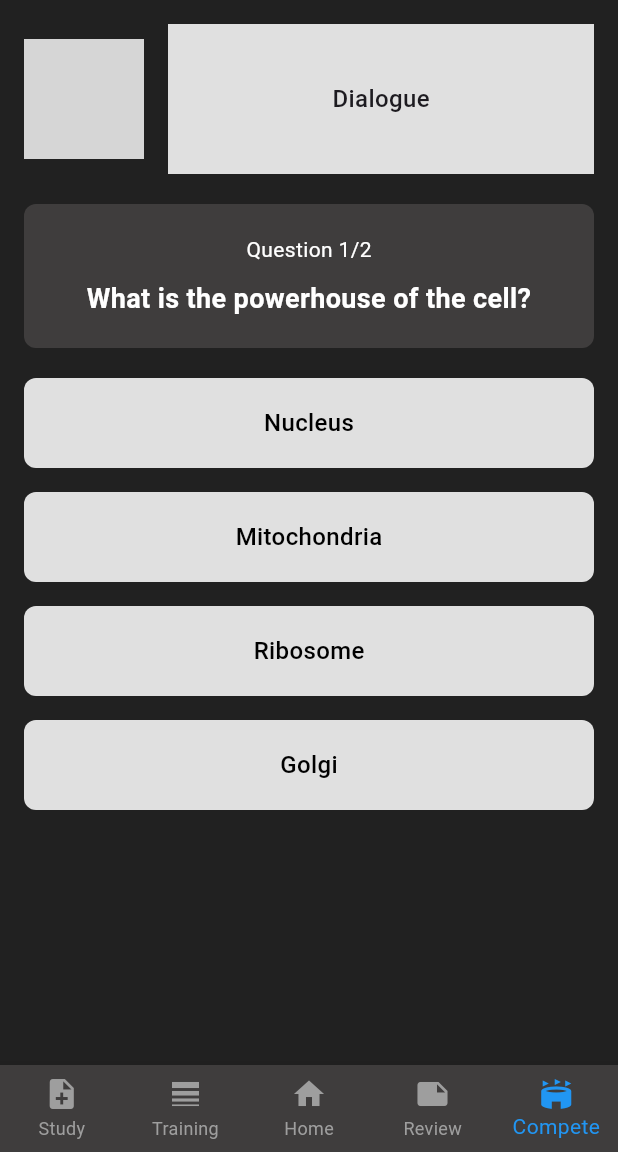
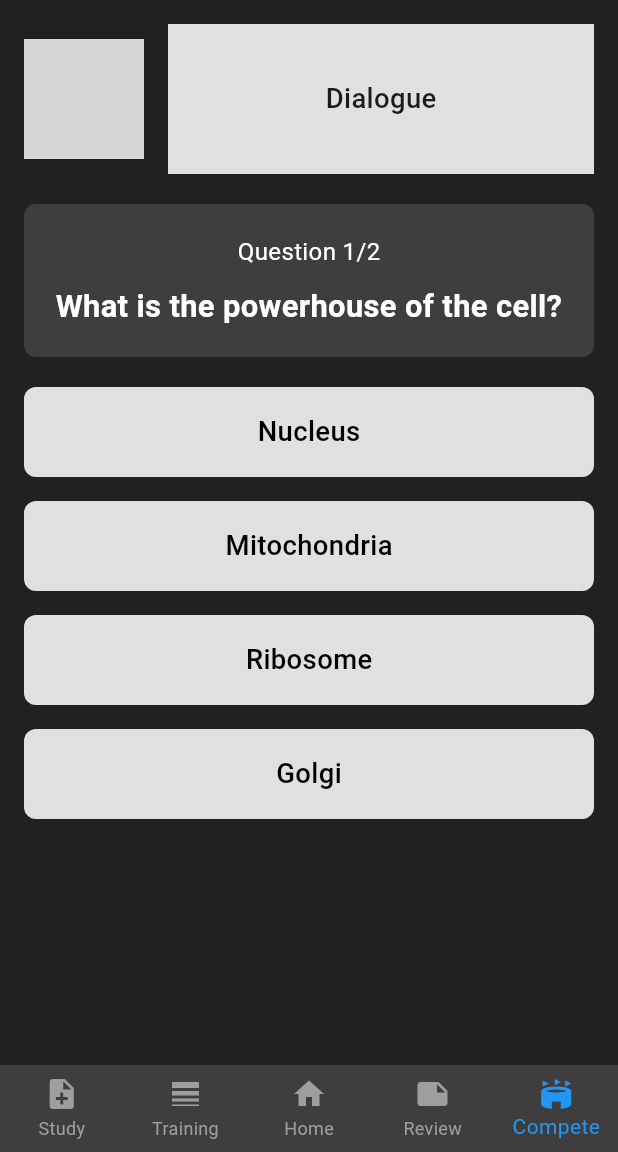
Before and after one commit to Anhakian/Bot-Demo, a Flutter app: the QuizScreen screen opened directly with empty values, on a phone screen of 412 x 824 dp, the part 84-1236 px from its top. Run offline on Flutter 3.47's test engine with Material 3 defaults, Android fonts, the phone set to English and light mode, and no system bars; our stand-ins replace flutter_screenutil; grey boxes are pictures that could not be loaded.

Commit message:
update text for responsiveness #1

```diff
--- a/lib/components/bot_avatar_box.dart
+++ b/lib/components/bot_avatar_box.dart
@@ -1,5 +1,6 @@
 import 'package:bot_demo/models/bot.dart';
 import 'package:flutter/material.dart';
+import 'package:flutter_screenutil/flutter_screenutil.dart';
 
 class BotAvatarBox extends StatelessWidget {
   final Bot bot;
@@ -34,9 +35,9 @@ class BotAvatarBox extends StatelessWidget {
             children: [
               Text(
                 bot.name,
-                style: const TextStyle(
+                style: TextStyle(
                   fontWeight: FontWeight.bold,
-                  fontSize: 14,
+                  fontSize: 12.sp,
                   color: Colors.white,
                 ),
                 textAlign: TextAlign.center,
@@ -75,7 +76,7 @@ class BotAvatarBox extends StatelessWidget {
               // Description (slogan)
               Text(
                 bot.description,
-                style: TextStyle(fontSize: 10, color: Colors.grey[400]),
+                style: TextStyle(fontSize: 10.sp, color: Colors.grey[400]),
                 textAlign: TextAlign.center,
                 maxLines: 2,
                 overflow: TextOverflow.ellipsis,
--- a/lib/components/dialogue_box.dart
+++ b/lib/components/dialogue_box.dart
@@ -1,4 +1,5 @@
 import 'package:flutter/material.dart';
+import 'package:flutter_screenutil/flutter_screenutil.dart';
 
 class DialogueBox extends StatelessWidget {
   const DialogueBox({super.key});
@@ -14,11 +15,11 @@ class DialogueBox extends StatelessWidget {
             child: Center(
               child: Column(
                 mainAxisAlignment: MainAxisAlignment.center,
-                children: const [
+                children: [
                   Text(
                     'Dialogue',
                     style: TextStyle(
-                      fontSize: 16,
+                      fontSize: 16.sp,
                       fontWeight: FontWeight.w500,
                     ),
                   ),
--- a/lib/pages/quiz_page.dart
+++ b/lib/pages/quiz_page.dart
@@ -1,6 +1,7 @@
 import 'package:bot_demo/components/dialogue_box.dart';
 import 'package:bot_demo/models/bot.dart';
 import 'package:flutter/material.dart';
+import 'package:flutter_screenutil/flutter_screenutil.dart';
 
 import '../resources/questions.dart';
 
@@ -141,8 +142,8 @@ class _QuizScreenState extends State<QuizScreen> {
                     child: Center(
                       child: Text(
                         option,
-                        style: const TextStyle(
-                          fontSize: 16,
+                        style: TextStyle(
+                          fontSize: 16.sp,
                           fontWeight: FontWeight.w500,
                           color: Colors.black,
                         ),
@@ -175,8 +176,8 @@ class _QuizScreenState extends State<QuizScreen> {
                     child: Center(
                       child: Text(
                         option,
-                        style: const TextStyle(
-                          fontSize: 16,
+                        style: TextStyle(
+                          fontSize: 16.sp,
                           fontWeight: FontWeight.w500,
                           color: Colors.black,
                         ),
@@ -203,7 +204,7 @@ class _QuizScreenState extends State<QuizScreen> {
                 hintText: 'Your answer...',
                 border: InputBorder.none,
               ),
-              style: const TextStyle(fontSize: 16),
+              style: TextStyle(fontSize: 16.sp),
               onChanged: (value) {
                 setState(() {
                   selectedAnswer = value.isNotEmpty ? value : null;
@@ -292,17 +293,17 @@ class _QuizScreenState extends State<QuizScreen> {
                   children: [
                     Text(
                       'Question ${currentQuestionIndex + 1}/${currentQuestions.length}',
-                      style: const TextStyle(
+                      style: TextStyle(
                         color: Colors.white,
-                        fontSize: 14,
+                        fontSize: 14.sp,
                       ),
                     ),
                     const SizedBox(height: 10),
                     Text(
                       currentQuestion['question'],
-                      style: const TextStyle(
+                      style: TextStyle(
                         color: Colors.white,
-                        fontSize: 18,
+                        fontSize: 18.sp,
                         fontWeight: FontWeight.bold,
                       ),
                       textAlign: TextAlign.center,
```
